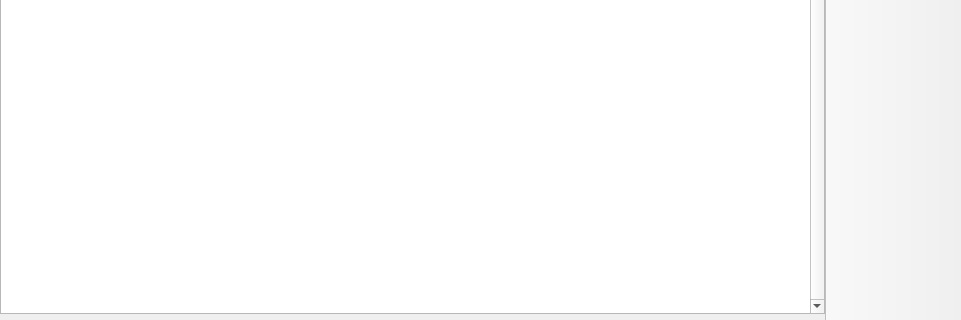
The window that application/pages/instance/VersionPage.ui (FreesmTeam/FreesmLauncher) describes before a commit, drawn with Qt 5; both pictures show x 0 to 961 and y 771 to 1091 of the 961 by 1091 pixel window.
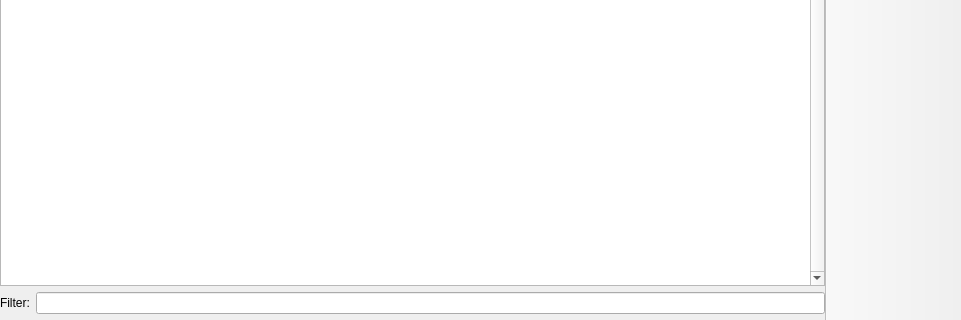
The same window after the commit. Custom widgets are drawn as their Qt base class.

Commit message: GH-3033 Add filtering for version components

What changed in the file:
```diff
--- a/application/pages/instance/VersionPage.ui
+++ b/application/pages/instance/VersionPage.ui
@@ -45,6 +45,24 @@
         </attribute>
        </widget>
       </item>
+      <item>
+       <layout class="QGridLayout" name="gridLayout_2">
+        <item row="0" column="1">
+         <widget class="QLineEdit" name="filterEdit">
+          <property name="clearButtonEnabled">
+           <bool>true</bool>
+          </property>
+         </widget>
+        </item>
+        <item row="0" column="0">
+         <widget class="QLabel" name="filterLabel">
+          <property name="text">
+           <string>Filter:</string>
+          </property>
+         </widget>
+        </item>
+       </layout>
+      </item>
       <item>
        <widget class="MCModInfoFrame" name="frame">
         <property name="sizePolicy">
```
The commit also changes 3 other files.
